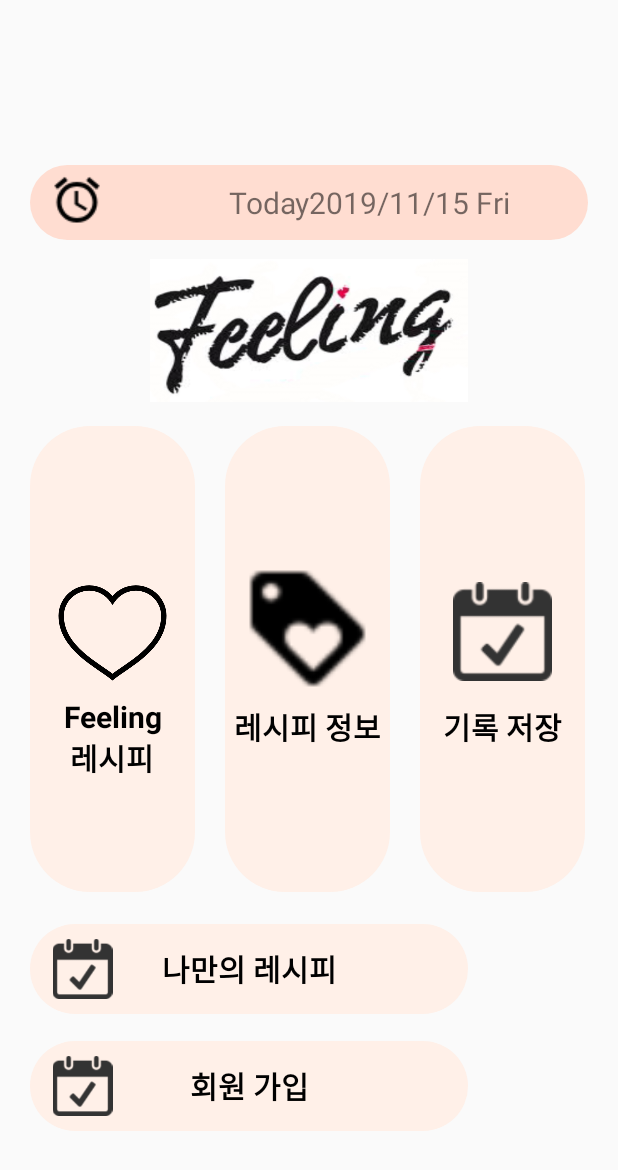
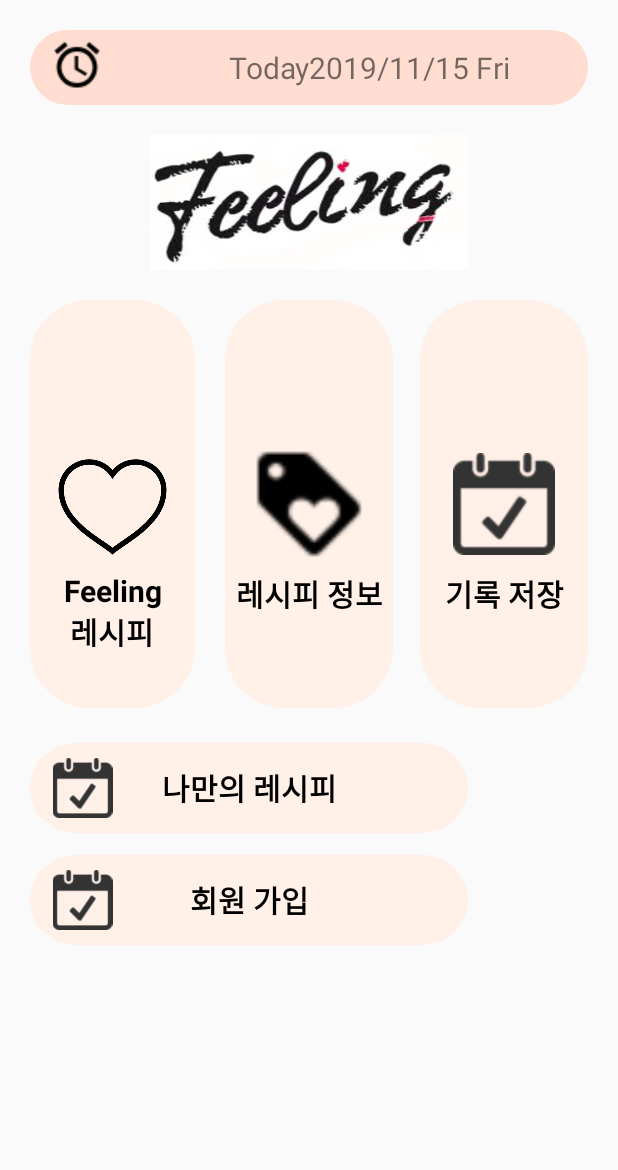
Before and after one commit to jongwook100/newProject, an Android app: the screen it shows after launch (MainActivity), on a phone screen of 412 x 824 dp. Shown: the top 1170 px of the screen. Run offline under Robolectric (Android 15) with nearby library versions, the phone set to English and light mode, and no system bars.

Commit message:
activity_main update

```diff
--- a/app/src/main/res/layout/activity_main.xml
+++ b/app/src/main/res/layout/activity_main.xml
@@ -1,8 +1,8 @@
 <?xml version="1.0" encoding="utf-8"?>
-<androidx.constraintlayout.widget.ConstraintLayout
+<RelativeLayout
     xmlns:android="http://schemas.android.com/apk/res/android"
-    xmlns:app="http://schemas.android.com/apk/res-auto"
     xmlns:tools="http://schemas.android.com/tools"
+    android:id="@+id/activity_main"
     android:layout_width="match_parent"
     android:layout_height="match_parent"
     tools:context=".MainActivity">
@@ -10,14 +10,10 @@
     <RelativeLayout
         android:layout_width="match_parent"
         android:layout_height="50dp"
+        android:layout_marginTop="20dp"
         android:layout_marginLeft="20dp"
         android:layout_marginRight="20dp"
-        android:layout_marginBottom="664dp"
-        android:background="@drawable/btn_black_pingk"
-        app:layout_constraintBottom_toBottomOf="parent"
-        app:layout_constraintEnd_toEndOf="parent"
-        app:layout_constraintHorizontal_bias="0.875"
-        app:layout_constraintStart_toStartOf="parent">
+        android:background="@drawable/btn_black_pingk">
 
         <TextView
             android:id="@+id/text_time"
@@ -28,10 +24,7 @@
             android:background="@null"
             android:gravity="center"
             android:textSize="20dp"
-            app:layout_constraintBottom_toBottomOf="parent"
-            app:layout_constraintEnd_toEndOf="parent"
-            app:layout_constraintHorizontal_bias="0.516"
-            app:layout_constraintStart_toStartOf="parent" />
+            />
 
         <ImageView
             android:layout_width="wrap_content"
@@ -44,37 +37,26 @@
 
     <RelativeLayout
         android:layout_width="match_parent"
-        android:layout_height="95dp"
+        android:layout_height="90dp"
         android:layout_marginLeft="100dp"
         android:layout_marginRight="100dp"
-        android:layout_marginBottom="556dp"
-        android:background="@drawable/logo_feeling"
-        app:layout_constraintBottom_toBottomOf="parent"
-        app:layout_constraintEnd_toEndOf="parent"
-        app:layout_constraintHorizontal_bias="0.425"
-        app:layout_constraintStart_toStartOf="parent">
+        android:layout_marginTop="90dp"
+        android:background="@drawable/logo_feeling">
     </RelativeLayout>
 
+
     <RelativeLayout
-        android:layout_width="410dp"
-        android:layout_height="324dp"
-        android:layout_marginBottom="216dp"
-        android:background="@null"
-        app:layout_constraintBottom_toBottomOf="parent"
-        app:layout_constraintEnd_toEndOf="parent"
-        app:layout_constraintHorizontal_bias="0.0"
-        app:layout_constraintStart_toStartOf="parent">
+        android:layout_width="match_parent"
+        android:layout_height="285dp"
+        android:layout_marginTop="200dp"
+        android:background="@null">
 
         <RelativeLayout
-            android:layout_width="wrap_content"
-            android:layout_height="wrap_content"
+            android:layout_width="110dp"
+            android:layout_height="match_parent"
             android:layout_marginLeft="20dp"
-            android:layout_marginRight="280dp"
-            android:background="@drawable/btn_pingk"
-            app:layout_constraintBottom_toBottomOf="parent"
-            app:layout_constraintEnd_toEndOf="parent"
-            app:layout_constraintHorizontal_bias="0.0"
-            app:layout_constraintStart_toStartOf="parent">
+            android:layout_marginBottom="13dp"
+            android:background="@drawable/btn_pingk">
 
             <TextView
                 android:layout_width="105dp"
@@ -88,10 +70,7 @@
                 android:textColor="#000"
                 android:textSize="20dp"
                 android:textStyle="bold"
-                app:layout_constraintBottom_toBottomOf="parent"
-                app:layout_constraintEnd_toEndOf="parent"
-                app:layout_constraintHorizontal_bias="0.075"
-                app:layout_constraintStart_toStartOf="parent" />
+                />
 
             <Button
                 android:id="@+id/sssbutton"
@@ -99,10 +78,7 @@
                 android:layout_height="300dp"
                 android:layout_margin="5dp"
                 android:background="@null"
-                app:layout_constraintBottom_toBottomOf="parent"
-                app:layout_constraintEnd_toEndOf="parent"
-                app:layout_constraintHorizontal_bias="0.906"
-                app:layout_constraintStart_toStartOf="parent" />
+                />
 
             <ImageView
                 android:layout_width="150dp"
@@ -112,58 +88,43 @@
                 android:src="@drawable/recipe_menu" />
         </RelativeLayout>
 
-
         <RelativeLayout
             android:id="@+id/relativeLayout2"
-            android:layout_width="match_parent"
+            android:layout_width="120dp"
             android:layout_height="match_parent"
             android:layout_marginLeft="150dp"
             android:layout_marginRight="150dp"
             android:layout_marginBottom="13dp"
-            android:background="@drawable/btn_pingk"
-            app:layout_constraintBottom_toBottomOf="parent"
-            app:layout_constraintEnd_toEndOf="parent"
-            app:layout_constraintHorizontal_bias="0.906"
-            app:layout_constraintStart_toStartOf="parent">
+            android:background="@drawable/btn_pingk">
 
             <Button
                 android:id="@+id/informbutton"
                 android:layout_width="240dp"
                 android:layout_height="300dp"
                 android:layout_margin="5dp"
-                android:background="@null"
-                app:layout_constraintBottom_toBottomOf="parent"
-                app:layout_constraintEnd_toEndOf="parent"
-                app:layout_constraintHorizontal_bias="0.906"
-                app:layout_constraintStart_toStartOf="parent" />
+                android:background="@null" />
 
             <TextView
                 android:layout_width="match_parent"
                 android:layout_height="224dp"
-                android:layout_marginTop="90dp"
+                android:layout_marginTop="120dp"
                 android:background="@null"
                 android:gravity="center"
                 android:text="레시피 정보"
                 android:textColor="#000"
                 android:textSize="20dp"
-                android:textStyle="bold"
-                app:layout_constraintBottom_toBottomOf="parent"
-                app:layout_constraintEnd_toEndOf="parent"
-                app:layout_constraintHorizontal_bias="0.906"
-                app:layout_constraintStart_toStartOf="parent" />
+                android:textStyle="bold" />
 
             <ImageView
-                android:layout_width="150dp"
-                android:layout_height="250dp"
-                android:layout_margin="10dp"
+                android:layout_width="120dp"
+                android:layout_height="260dp"
+                android:layout_margin="15dp"
                 android:background="@null"
                 android:src="@drawable/recipe_btn" />
-
         </RelativeLayout>
 
-
         <RelativeLayout
-            android:layout_width="match_parent"
+            android:layout_width="120dp"
             android:layout_height="match_parent"
             android:layout_marginLeft="280dp"
             android:layout_marginRight="20dp"
@@ -171,36 +132,27 @@
             android:background="@drawable/btn_pingk"
             android:text="레시피 정보"
             android:textSize="20dp"
-            app:layout_constraintBottom_toBottomOf="parent"
-            app:layout_constraintEnd_toEndOf="parent"
-            app:layout_constraintHorizontal_bias="0.093"
-            app:layout_constraintStart_toStartOf="parent">
+            >
 
             <Button
                 android:id="@+id/calendarbutton"
-                android:layout_width="240dp"
-                android:layout_height="300dp"
+                android:layout_width="match_parent"
+                android:layout_height="match_parent"
                 android:layout_margin="5dp"
                 android:background="@null"
-                app:layout_constraintBottom_toBottomOf="parent"
-                app:layout_constraintEnd_toEndOf="parent"
-                app:layout_constraintHorizontal_bias="0.093"
-                app:layout_constraintStart_toStartOf="parent" />
+                />
 
             <TextView
                 android:layout_width="150dp"
                 android:layout_height="400dp"
-                android:layout_marginTop="90dp"
+                android:layout_marginTop="120dp"
                 android:background="@null"
                 android:gravity="center"
                 android:text="기록 저장"
                 android:textColor="#000"
                 android:textSize="20dp"
                 android:textStyle="bold"
-                app:layout_constraintBottom_toBottomOf="parent"
-                app:layout_constraintEnd_toEndOf="parent"
-                app:layout_constraintHorizontal_bias="0.093"
-                app:layout_constraintStart_toStartOf="parent" />
+                />
 
             <ImageView
                 android:layout_width="150dp"
@@ -215,43 +167,26 @@
         android:layout_width="match_parent"
         android:layout_height="60dp"
         android:layout_marginLeft="20dp"
+        android:layout_marginTop="495dp"
         android:layout_marginRight="100dp"
-        android:layout_marginBottom="148dp"
         android:background="@drawable/btn_pingk"
-        android:textSize="20dp"
-        app:layout_constraintBottom_toBottomOf="parent"
-        app:layout_constraintEnd_toEndOf="parent"
-        app:layout_constraintStart_toStartOf="parent">
+        android:textSize="20dp">
 
         <Button
             android:id="@+id/myrbutton"
             android:layout_width="240dp"
             android:layout_height="300dp"
-            android:background="@null"
-            app:layout_constraintBottom_toBottomOf="parent"
-            app:layout_constraintEnd_toEndOf="parent"
-            app:layout_constraintHorizontal_bias="0.093"
-            app:layout_constraintStart_toStartOf="parent" />
+            android:background="@null" />
 
         <TextView
             android:layout_width="match_parent"
             android:layout_height="match_parent"
-            android:layout_marginStart="5dp"
-            android:layout_marginLeft="5dp"
-            android:layout_marginTop="5dp"
-            android:layout_marginEnd="5dp"
-            android:layout_marginRight="5dp"
-            android:layout_marginBottom="5dp"
             android:background="@null"
             android:gravity="center"
             android:text="나만의 레시피"
             android:textColor="#000"
             android:textSize="20dp"
-            android:textStyle="bold"
-            app:layout_constraintBottom_toBottomOf="parent"
-            app:layout_constraintEnd_toEndOf="parent"
-            app:layout_constraintHorizontal_bias="0.093"
-            app:layout_constraintStart_toStartOf="parent" />
+            android:textStyle="bold" />
 
         <ImageView
             android:layout_width="50dp"
@@ -261,47 +196,31 @@
             android:src="@drawable/today_bar" />
     </RelativeLayout>
 
+
     <RelativeLayout
         android:layout_width="match_parent"
         android:layout_height="60dp"
+        android:layout_marginTop="570dp"
         android:layout_marginLeft="20dp"
         android:layout_marginRight="100dp"
-        android:layout_marginBottom="70dp"
         android:background="@drawable/btn_pingk"
-        android:textSize="20dp"
-        app:layout_constraintBottom_toBottomOf="parent"
-        app:layout_constraintEnd_toEndOf="parent"
-        app:layout_constraintStart_toStartOf="parent">
+        android:textSize="20dp">
 
         <Button
             android:id="@null"
             android:layout_width="240dp"
             android:layout_height="300dp"
-            android:background="@null"
-            app:layout_constraintBottom_toBottomOf="parent"
-            app:layout_constraintEnd_toEndOf="parent"
-            app:layout_constraintHorizontal_bias="0.093"
-            app:layout_constraintStart_toStartOf="parent" />
+            android:background="@null" />
 
         <TextView
             android:layout_width="match_parent"
             android:layout_height="match_parent"
-            android:layout_marginStart="5dp"
-            android:layout_marginLeft="5dp"
-            android:layout_marginTop="5dp"
-            android:layout_marginEnd="5dp"
-            android:layout_marginRight="5dp"
-            android:layout_marginBottom="5dp"
             android:background="@null"
             android:gravity="center"
             android:text="회원 가입"
             android:textColor="#000"
             android:textSize="20dp"
-            android:textStyle="bold"
-            app:layout_constraintBottom_toBottomOf="parent"
-            app:layout_constraintEnd_toEndOf="parent"
-            app:layout_constraintHorizontal_bias="0.093"
-            app:layout_constraintStart_toStartOf="parent" />
+            android:textStyle="bold" />
 
         <ImageView
             android:layout_width="50dp"
@@ -310,5 +229,4 @@
             android:background="@null"
             android:src="@drawable/today_bar" />
     </RelativeLayout>
-
-</androidx.constraintlayout.widget.ConstraintLayout>
+</RelativeLayout>
--- a/build.gradle
+++ b/build.gradle
@@ -7,7 +7,7 @@ buildscript {
 
     }
     dependencies {
-        classpath 'com.android.tools.build:gradle:3.5.1'
+        classpath 'com.android.tools.build:gradle:3.5.2'
 
         // NOTE: Do not place your application dependencies here; they belong
         // in the individual module build.gradle files
```
